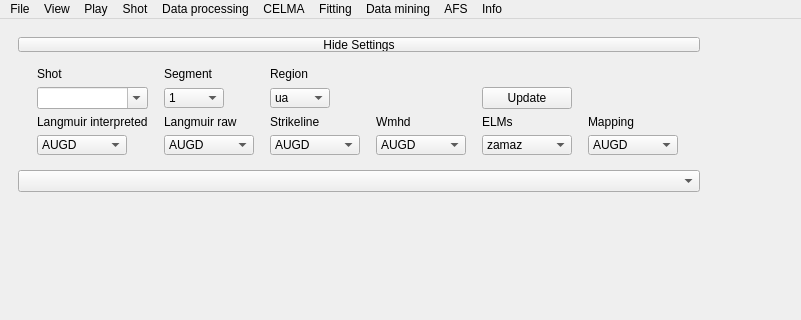
This is GUI.ui in zamazir/langmuirGUI as Qt 5 draws it before an edit; both pictures show x 0 to 801 and y 0 to 320 of the 1328 by 859 pixel window. The edited form follows.
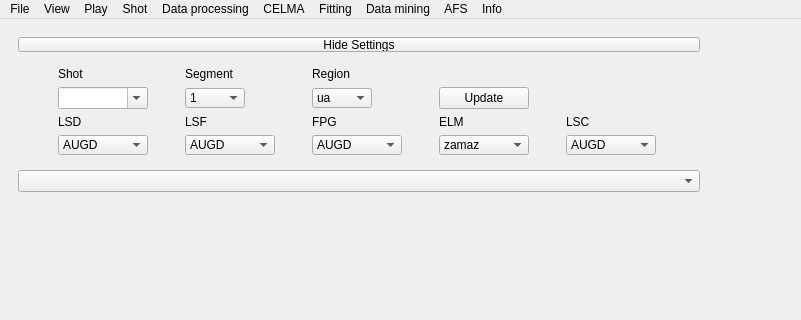
This is the edited form.

Commit message: Getting huge. Currently not working

Diff of the .ui file:
```diff
--- a/GUI.ui
+++ b/GUI.ui
@@ -104,7 +104,7 @@
                       </size>
                      </property>
                      <property name="text">
-                      <string>Langmuir interpreted</string>
+                      <string>LSD</string>
                      </property>
                     </widget>
                    </item>
@@ -142,7 +142,7 @@
                       </size>
                      </property>
                      <property name="text">
-                      <string>Strikeline</string>
+                      <string>FPG</string>
                      </property>
                     </widget>
                    </item>
@@ -171,7 +171,7 @@
                      </item>
                     </widget>
                    </item>
-                   <item row="2" column="5">
+                   <item row="2" column="4">
                     <widget class="QLabel" name="label_5">
                      <property name="maximumSize">
                       <size>
@@ -180,7 +180,7 @@
                       </size>
                      </property>
                      <property name="text">
-                      <string>ELMs</string>
+                      <string>ELM</string>
                      </property>
                     </widget>
                    </item>
@@ -193,7 +193,7 @@
                       </size>
                      </property>
                      <property name="text">
-                      <string>Langmuir raw</string>
+                      <string>LSF</string>
                      </property>
                     </widget>
                    </item>
@@ -210,7 +210,7 @@
                      </property>
                     </widget>
                    </item>
-                   <item row="2" column="6">
+                   <item row="2" column="5">
                     <widget class="QLabel" name="label_8">
                      <property name="maximumSize">
                       <size>
@@ -219,11 +219,11 @@
                       </size>
                      </property>
                      <property name="text">
-                      <string>Mapping</string>
+                      <string>LSC</string>
                      </property>
                     </widget>
                    </item>
-                   <item row="4" column="5">
+                   <item row="4" column="4">
                     <widget class="QComboBox" name="comboExpELM">
                      <property name="maximumSize">
                       <size>
@@ -248,7 +248,7 @@
                      </item>
                     </widget>
                    </item>
-                   <item row="4" column="6">
+                   <item row="4" column="5">
                     <widget class="QComboBox" name="comboExpLSC">
                      <property name="maximumSize">
                       <size>
@@ -435,7 +435,7 @@
                      </item>
                     </widget>
                    </item>
-                   <item row="1" column="5">
+                   <item row="1" column="4">
                     <widget class="QPushButton" name="btnShotUpdate">
                      <property name="text">
                       <string>Update</string>
@@ -449,38 +449,6 @@
                      </property>
                     </widget>
                    </item>
-                   <item row="2" column="4">
-                    <widget class="QLabel" name="label_23">
-                     <property name="text">
-                      <string>Wmhd</string>
-                     </property>
-                    </widget>
-                   </item>
-                   <item row="4" column="4">
-                    <widget class="QComboBox" name="comboExpWmhd">
-                     <property name="maximumSize">
-                      <size>
-                       <width>90</width>
-                       <height>20</height>
-                      </size>
-                     </property>
-                     <item>
-                      <property name="text">
-                       <string>AUGD</string>
-                      </property>
-                     </item>
-                     <item>
-                      <property name="text">
-                       <string>zamaz</string>
-                      </property>
-                     </item>
-                     <item>
-                      <property name="text">
-                       <string>- add new user -</string>
-                      </property>
-                     </item>
-                    </widget>
-                   </item>
                   </layout>
                  </item>
                 </layout>
```
The commit also changes 2 other files.
